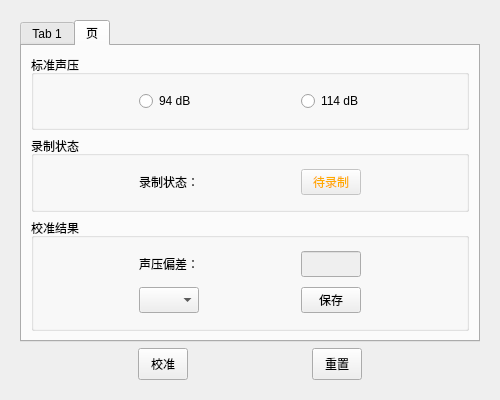
This is resources/ui/output_voltage_cal.ui in szdongyuan/TwoMicImpedanceTube as Qt 5 draws it before an edit. The edited form follows.
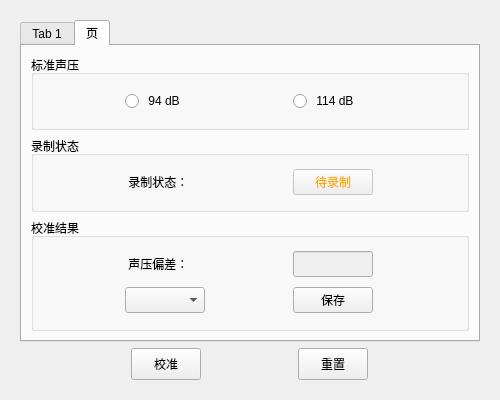
This is the edited form.

```diff
--- a/resources/ui/output_voltage_cal.ui
+++ b/resources/ui/output_voltage_cal.ui
@@ -398,18 +398,18 @@
                </property>
                <property name="minimumSize">
                 <size>
-                 <width>60</width>
+                 <width>80</width>
                  <height>26</height>
                 </size>
                </property>
                <property name="maximumSize">
                 <size>
-                 <width>60</width>
+                 <width>80</width>
                  <height>26</height>
                 </size>
                </property>
                <property name="text">
-                <string>94 dB</string>
+                <string> 94 dB</string>
                </property>
               </widget>
              </item>
@@ -417,13 +417,13 @@
               <widget class="QRadioButton" name="standard_spl_ii">
                <property name="minimumSize">
                 <size>
-                 <width>60</width>
+                 <width>80</width>
                  <height>26</height>
                 </size>
                </property>
                <property name="maximumSize">
                 <size>
-                 <width>60</width>
+                 <width>80</width>
                  <height>26</height>
                 </size>
                </property>
@@ -431,7 +431,7 @@
                 <enum>Qt::LeftToRight</enum>
                </property>
                <property name="text">
-                <string>114 dB</string>
+                <string> 114 dB</string>
                </property>
               </widget>
              </item>
@@ -448,18 +448,18 @@
               <widget class="QLabel" name="label_3">
                <property name="minimumSize">
                 <size>
-                 <width>60</width>
+                 <width>80</width>
                  <height>26</height>
                 </size>
                </property>
                <property name="maximumSize">
                 <size>
-                 <width>60</width>
+                 <width>80</width>
                  <height>26</height>
                 </size>
                </property>
                <property name="text">
-                <string>录制状态：</string>
+                <string> 录制状态：</string>
                </property>
               </widget>
              </item>
@@ -470,13 +470,13 @@
                </property>
                <property name="minimumSize">
                 <size>
-                 <width>60</width>
+                 <width>80</width>
                  <height>26</height>
                 </size>
                </property>
                <property name="maximumSize">
                 <size>
-                 <width>60</width>
+                 <width>80</width>
                  <height>26</height>
                 </size>
                </property>
@@ -503,18 +503,18 @@
                 <widget class="QLabel" name="label_2">
                  <property name="minimumSize">
                   <size>
-                   <width>60</width>
+                   <width>80</width>
                    <height>26</height>
                   </size>
                  </property>
                  <property name="maximumSize">
                   <size>
-                   <width>60</width>
+                   <width>80</width>
                    <height>26</height>
                   </size>
                  </property>
                  <property name="text">
-                  <string>声压偏差：</string>
+                  <string> 声压偏差：</string>
                  </property>
                 </widget>
                </item>
@@ -525,13 +525,13 @@
                  </property>
                  <property name="minimumSize">
                   <size>
-                   <width>60</width>
+                   <width>80</width>
                    <height>26</height>
                   </size>
                  </property>
                  <property name="maximumSize">
                   <size>
-                   <width>60</width>
+                   <width>80</width>
                    <height>26</height>
                   </size>
                  </property>
@@ -546,15 +546,21 @@
               <layout class="QHBoxLayout" name="horizontalLayout_9">
                <item>
                 <widget class="QComboBox" name="channel_number">
+                 <property name="sizePolicy">
+                  <sizepolicy hsizetype="Preferred" vsizetype="Preferred">
+                   <horstretch>0</horstretch>
+                   <verstretch>0</verstretch>
+                  </sizepolicy>
+                 </property>
                  <property name="minimumSize">
                   <size>
-                   <width>60</width>
+                   <width>80</width>
                    <height>26</height>
                   </size>
                  </property>
                  <property name="maximumSize">
                   <size>
-                   <width>60</width>
+                   <width>80</width>
                    <height>26</height>
                   </size>
                  </property>
@@ -573,13 +579,13 @@
                  </property>
                  <property name="minimumSize">
                   <size>
-                   <width>60</width>
+                   <width>80</width>
                    <height>26</height>
                   </size>
                  </property>
                  <property name="maximumSize">
                   <size>
-                   <width>60</width>
+                   <width>80</width>
                    <height>26</height>
                   </size>
                  </property>
@@ -605,6 +611,22 @@
       </item>
       <item>
        <layout class="QHBoxLayout" name="horizontalLayout_4">
+        <item>
+         <spacer name="horizontalSpacer">
+          <property name="orientation">
+           <enum>Qt::Horizontal</enum>
+          </property>
+          <property name="sizeType">
+           <enum>QSizePolicy::Fixed</enum>
+          </property>
+          <property name="sizeHint" stdset="0">
+           <size>
+            <width>70</width>
+            <height>20</height>
+           </size>
+          </property>
+         </spacer>
+        </item>
         <item>
          <widget class="QToolButton" name="cal_button">
           <property name="enabled">
@@ -618,13 +640,13 @@
           </property>
           <property name="minimumSize">
            <size>
-            <width>50</width>
+            <width>70</width>
             <height>0</height>
            </size>
           </property>
           <property name="maximumSize">
            <size>
-            <width>50</width>
+            <width>70</width>
             <height>16777215</height>
            </size>
           </property>
@@ -639,6 +661,22 @@
           </property>
          </widget>
         </item>
+        <item>
+         <spacer name="horizontalSpacer_2">
+          <property name="orientation">
+           <enum>Qt::Horizontal</enum>
+          </property>
+          <property name="sizeType">
+           <enum>QSizePolicy::Fixed</enum>
+          </property>
+          <property name="sizeHint" stdset="0">
+           <size>
+            <width>50</width>
+            <height>20</height>
+           </size>
+          </property>
+         </spacer>
+        </item>
         <item>
          <widget class="QToolButton" name="reset_button">
           <property name="enabled">
@@ -652,13 +690,13 @@
           </property>
           <property name="minimumSize">
            <size>
-            <width>50</width>
+            <width>70</width>
             <height>0</height>
            </size>
           </property>
           <property name="maximumSize">
            <size>
-            <width>50</width>
+            <width>70</width>
             <height>16777215</height>
            </size>
           </property>
@@ -673,6 +711,22 @@
           </property>
          </widget>
         </item>
+        <item>
+         <spacer name="horizontalSpacer_3">
+          <property name="orientation">
+           <enum>Qt::Horizontal</enum>
+          </property>
+          <property name="sizeType">
+           <enum>QSizePolicy::Fixed</enum>
+          </property>
+          <property name="sizeHint" stdset="0">
+           <size>
+            <width>70</width>
+            <height>20</height>
+           </size>
+          </property>
+         </spacer>
+        </item>
        </layout>
       </item>
      </layout>
```
